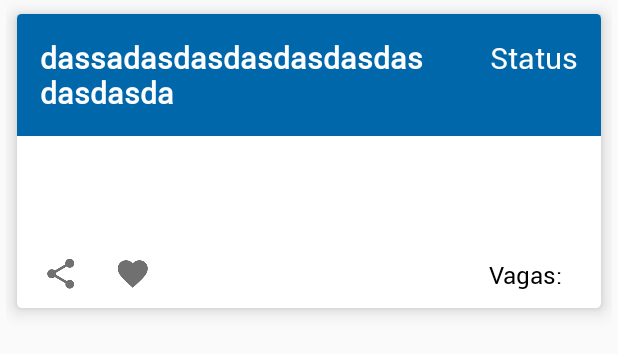
After one commit to reisdev/conveniar-eventos, an Android app: the layout card_subscription.xml on its own in the app's theme, with its tools: preview values and no code run, on a phone screen of 412 x 824 dp. The commit adds this screen. Shown: the top 354 px of the screen. Run offline under Robolectric (Android 15) with nearby library versions, the phone set to English and light mode, and no system bars.

Commit message:
[feature] Subscriptions Card + Fixes

```diff
--- a/ConveniarEventos/app/src/main/AndroidManifest.xml
+++ b/ConveniarEventos/app/src/main/AndroidManifest.xml
@@ -17,12 +17,13 @@
         tools:replace="android:appComponentFactory">
         <activity
             android:name=".foundation"
-            android:screenOrientation="portrait"></activity>]
+            android:screenOrientation="portrait" />
         <activity
             android:name=".SplashScreen"
             android:screenOrientation="portrait">
             <intent-filter>
                 <action android:name="android.intent.action.MAIN" />
+
                 <category android:name="android.intent.category.LAUNCHER" />
             </intent-filter>
         </activity>
@@ -31,4 +32,5 @@
             android:screenOrientation="portrait"
             android:windowSoftInputMode="adjustPan" />
     </application>
+
 </manifest>
--- a/ConveniarEventos/app/src/main/java/com/mthrsj/conveniareventos/Utils/API/ConveniarEndpoints.java
+++ b/ConveniarEventos/app/src/main/java/com/mthrsj/conveniareventos/Utils/API/ConveniarEndpoints.java
@@ -4,6 +4,7 @@ import com.mthrsj.conveniareventos.Utils.API.models.Auth;
 import com.mthrsj.conveniareventos.Utils.API.models.Category;
 import com.mthrsj.conveniareventos.Utils.API.models.Event;
 import com.mthrsj.conveniareventos.Utils.API.models.Foundation;
+import com.mthrsj.conveniareventos.Utils.API.models.Subscription;
 import com.mthrsj.conveniareventos.Utils.API.models.User;
 
 import java.util.List;
@@ -45,5 +46,5 @@ public interface ConveniarEndpoints {
 
     @GET("eventos/inscricoes")
     @Headers("X-API-KEY: 7e61b6bb-6841-415f-954e-5e2ba445cc7c")
-    Call<List<Event>> getSubscriptions(@Header("Authorization") String auth);
+    Call<List<Subscription>> getSubscriptions(@Header("Authorization") String auth);
 }
--- /dev/null
+++ b/ConveniarEventos/app/src/main/res/layout/card_subscription.xml
@@ -0,0 +1,121 @@
+<?xml version="1.0" encoding="utf-8"?>
+<LinearLayout xmlns:android="http://schemas.android.com/apk/res/android"
+    xmlns:card_view="http://schemas.android.com/apk/res-auto"
+    android:layout_width="match_parent"
+    android:layout_height="match_parent"
+    android:background="@android:color/transparent"
+    android:backgroundTint="@android:color/transparent"
+    android:orientation="vertical"
+    android:paddingLeft="4dp"
+    android:paddingRight="4dp"
+    android:theme="@style/AppTheme">
+
+    <androidx.cardview.widget.CardView
+        android:id="@+id/card_view"
+        android:layout_width="match_parent"
+        android:layout_height="wrap_content"
+        android:layout_margin="2dp"
+        android:layout_marginLeft="4dp"
+        android:layout_marginRight="4dp"
+        android:translationZ="3dp"
+        card_view:cardCornerRadius="3dp"
+        card_view:cardElevation="4dp"
+        card_view:cardMaxElevation="4dp"
+        card_view:cardUseCompatPadding="true">
+
+        <RelativeLayout
+            android:layout_width="match_parent"
+            android:layout_height="wrap_content"
+            android:minHeight="100dp">
+
+            <RelativeLayout
+                android:id="@+id/header"
+                android:layout_width="wrap_content"
+                android:layout_height="wrap_content"
+                android:background="@color/colorPrimary"
+                android:padding="15dp">
+
+                <TextView
+                    android:id="@+id/title"
+                    android:layout_width="wrap_content"
+                    android:layout_height="wrap_content"
+                    android:layout_marginRight="100dp"
+                    android:text="dassadasdasdasdasdasdasdasdasda"
+                    android:textColor="@color/white"
+                    android:textSize="20sp"
+                    android:textStyle="bold" />
+
+                <TextView
+                    android:id="@+id/date"
+                    android:layout_width="wrap_content"
+                    android:layout_height="wrap_content"
+                    android:layout_alignParentEnd="true"
+                    android:minWidth="40dp"
+                    android:text="Status"
+                    android:textColor="@color/white"
+                    android:textSize="20sp"
+                    android:visibility="visible" />
+            </RelativeLayout>
+
+            <RelativeLayout
+                android:id="@+id/content"
+                android:layout_width="match_parent"
+                android:layout_height="70dp"
+                android:layout_below="@+id/header"
+                android:padding="15dp">
+
+                <TextView
+                    android:id="@+id/body"
+                    android:layout_width="wrap_content"
+                    android:layout_height="wrap_content"
+                    android:text=""
+                    android:textColor="@color/black"
+                    android:textSize="16sp" />
+            </RelativeLayout>
+
+            <RelativeLayout
+                android:id="@+id/actions"
+                android:layout_width="match_parent"
+                android:layout_height="wrap_content"
+                android:layout_below="@+id/content"
+                android:layout_marginTop="0dp">
+
+                <TextView
+                    android:id="@+id/vacancies"
+                    android:layout_width="wrap_content"
+                    android:layout_height="wrap_content"
+                    android:layout_alignParentRight="true"
+                    android:layout_marginRight="10dp"
+                    android:maxHeight="100dp"
+                    android:padding="11dp"
+                    android:text="Vagas: "
+                    android:textColor="@color/black"
+                    android:textSize="16sp" />
+
+                <ImageButton
+                    android:id="@+id/bshare"
+                    style="@style/Widget.AppCompat.ImageButton"
+                    android:layout_width="wrap_content"
+                    android:layout_height="wrap_content"
+                    android:layout_alignParentStart="false"
+                    android:layout_alignParentBottom="false"
+                    android:layout_marginLeft="5dp"
+                    android:backgroundTint="#FFFFFF"
+                    android:contentDescription="Share button"
+                    android:scaleType="centerInside"
+                    android:src="@drawable/ic_share" />
+
+                <ImageButton
+                    android:id="@+id/bfav"
+                    style="@style/Widget.AppCompat.ImageButton"
+                    android:layout_width="wrap_content"
+                    android:layout_height="wrap_content"
+                    android:layout_toRightOf="@+id/bshare"
+                    android:backgroundTint="#FFFFFF"
+                    android:src="@drawable/ic_favorite_grey" />
+            </RelativeLayout>
+
+
+        </RelativeLayout>
+    </androidx.cardview.widget.CardView>
+</LinearLayout>
--- a/ConveniarEventos/app/src/main/res/layout/fragment_favorito_frag.xml
+++ b/ConveniarEventos/app/src/main/res/layout/fragment_favorito_frag.xml
@@ -29,7 +29,7 @@
             android:layout_below="@id/favorites_header">
 
             <androidx.recyclerview.widget.RecyclerView
-                android:id="@+id/recycler_view"
+                android:id="@+id/favorite_recycler_view"
                 android:layout_width="match_parent"
                 android:layout_height="match_parent"
                 android:layout_alignParentStart="true"
--- a/ConveniarEventos/app/src/main/res/layout/fragment_inicial_frag.xml
+++ b/ConveniarEventos/app/src/main/res/layout/fragment_inicial_frag.xml
@@ -53,15 +53,14 @@
         android:layout_below="@+id/layout_search">
 
         <androidx.recyclerview.widget.RecyclerView
-            android:id="@+id/recycler_view"
+            android:id="@+id/main_recycler_view"
             android:layout_width="match_parent"
             android:layout_height="match_parent"
             android:layout_alignParentStart="true"
             android:layout_alignParentTop="true"
             android:layout_marginStart="0dp"
             android:layout_marginTop="76dp"
-            android:scrollbars="none"
-            android:onClick="clicou">
+            android:scrollbars="none">
 
         </androidx.recyclerview.widget.RecyclerView>
 
--- a/ConveniarEventos/app/src/main/res/layout/fragment_login.xml
+++ b/ConveniarEventos/app/src/main/res/layout/fragment_login.xml
@@ -3,7 +3,7 @@
     xmlns:tools="http://schemas.android.com/tools"
     android:layout_width="match_parent"
     android:layout_height="match_parent"
-    tools:context=".login">
+    tools:context=".login_frag">
 
     <RelativeLayout
         android:layout_width="match_parent"
```
Also changed, not shown: ConveniarEventos/app/src/main/java/com/mthrsj/conveniareventos/Adapter/SliderAdapter.java (added, +49 -0 lines), ConveniarEventos/app/src/main/java/com/mthrsj/conveniareventos/Adapter/SubscriptionAdapter.java (added, +188 -0 lines), ConveniarEventos/app/src/main/java/com/mthrsj/conveniareventos/MainActivity.java (+44 -58 lines), ConveniarEventos/app/src/main/java/com/mthrsj/conveniareventos/Utils/API/models/Subscription.java (added, +69 -0 lines), ConveniarEventos/app/src/main/java/com/mthrsj/conveniareventos/Utils/Session.java (+7 -8 lines), ConveniarEventos/app/src/main/java/com/mthrsj/conveniareventos/favorito_frag.java (+10 -8 lines), ConveniarEventos/app/src/main/java/com/mthrsj/conveniareventos/inicial_frag.java (+19 -26 lines), ConveniarEventos/app/src/main/java/com/mthrsj/conveniareventos/insc_frag.java (+24 -10 lines), ConveniarEventos/app/src/main/java/com/mthrsj/conveniareventos/login_frag.java (renamed from ConveniarEventos/app/src/main/java/com/mthrsj/conveniareventos/login.java, +4 -11 lines), ConveniarEventos/app/src/main/java/com/mthrsj/conveniareventos/perfil_frag.java (+24 -26 lines), ConveniarEventos/app/src/main/java/com/mthrsj/conveniareventos/search_frag.java (+1 -7 lines), ConveniarEventos/app/src/main/res/layout/activity_main.xml (+3 -9 lines), ConveniarEventos/app/src/main/res/layout/screen_slider_layout.xml (added, +7 -0 lines).
